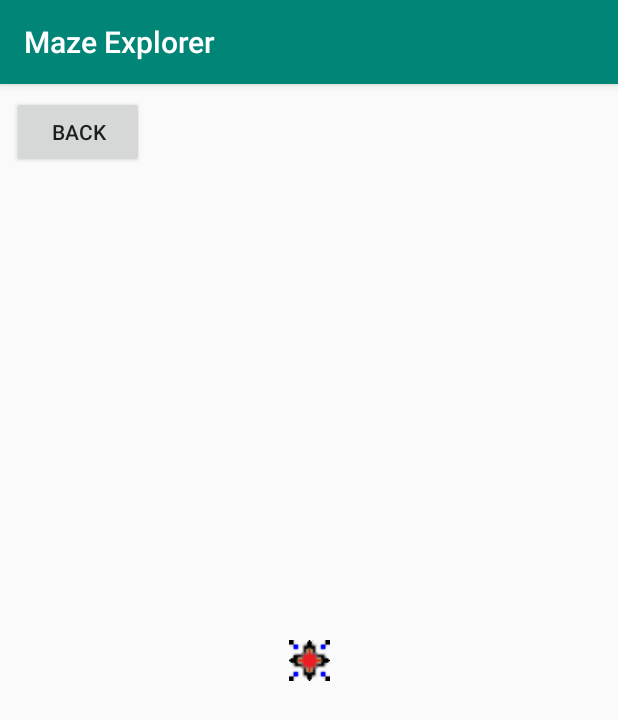
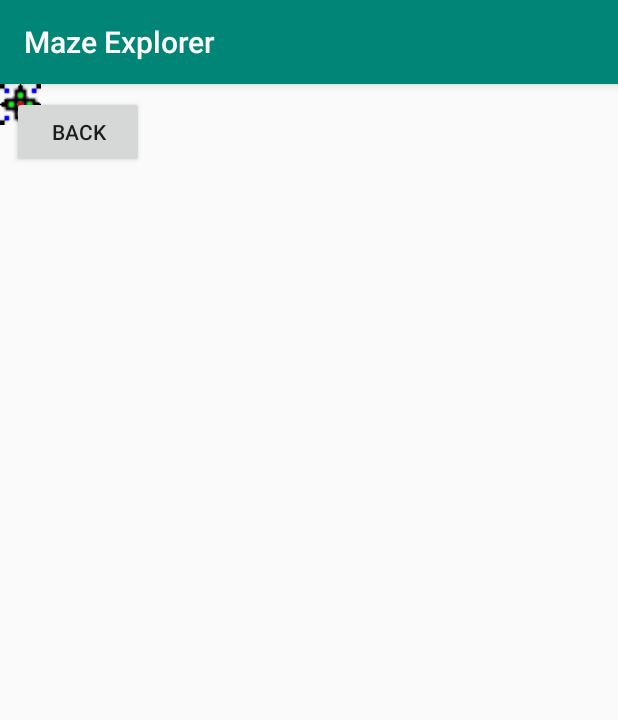
Before and after one commit to westonsfiala/ECE590A_Spring, an Android app: the Maze screen opened directly, with no data from a screen before it, on a phone screen of 412 x 824 dp. Shown: the top 720 px of the screen. Run offline under Robolectric (Android 15) with nearby library versions, the phone set to English and light mode, and no system bars.

Commit message:
Created a way to programatically create the maze pieces

```diff
--- a/Assignment2/MazeExplorer/app/src/main/java/com/example/mazeexplorer/Maze.kt
+++ b/Assignment2/MazeExplorer/app/src/main/java/com/example/mazeexplorer/Maze.kt
@@ -3,6 +3,7 @@ package com.example.mazeexplorer
 import android.content.Intent
 import android.support.v7.app.AppCompatActivity
 import android.os.Bundle
+import com.example.mazeexplorer.mazepieces.GoalPiece
 import kotlinx.android.synthetic.main.activity_maze.*
 
 class Maze : AppCompatActivity() {
@@ -15,5 +16,9 @@ class Maze : AppCompatActivity() {
             val intent = Intent(this@Maze, MainActivity::class.java)
             startActivity(intent)
         }
+
+        val goal = GoalPiece(this)
+
+        constraintLayout.addView(goal.getImageView())
     }
 }
--- /dev/null
+++ b/Assignment2/MazeExplorer/app/src/main/java/com/example/mazeexplorer/mazepieces/GoalPiece.kt
@@ -0,0 +1,34 @@
+package com.example.mazeexplorer.mazepieces
+
+import android.content.Context
+import android.widget.ImageView
+import com.example.mazeexplorer.MazePiece
+import com.example.mazeexplorer.R
+
+class GoalPiece(context: Context) : MazePiece {
+
+    private var context = context
+
+    override fun isOpenLeft(): Boolean {
+        return true
+    }
+
+    override fun isOpenRight(): Boolean {
+        return true
+    }
+
+    override fun isOpenTop(): Boolean {
+        return true
+    }
+
+    override fun isOpenBottom(): Boolean {
+        return true
+    }
+
+    override fun getImageView(): ImageView
+    {
+        var imageView = ImageView(context)
+        imageView.setImageResource(R.drawable.goal)
+        return imageView
+    }
+}
--- a/Assignment2/MazeExplorer/app/src/main/res/layout/activity_maze.xml
+++ b/Assignment2/MazeExplorer/app/src/main/res/layout/activity_maze.xml
@@ -5,7 +5,7 @@
         xmlns:app="http://schemas.android.com/apk/res-auto"
         android:layout_width="match_parent"
         android:layout_height="match_parent"
-        tools:context=".Maze">
+        tools:context=".Maze" android:id="@+id/constraintLayout">
     <Button
             android:text="@string/back"
             android:layout_width="wrap_content"
@@ -19,19 +19,4 @@
             app:layout_constraintHorizontal_bias="0.0"
             app:layout_constraintBottom_toBottomOf="parent" app:layout_constraintVertical_bias="0.0"
             android:layout_marginBottom="8dp"/>
-    <ImageView
-            android:layout_width="wrap_content"
-            android:layout_height="wrap_content" app:srcCompat="@drawable/goal"
-            android:id="@+id/imageView4" app:layout_constraintStart_toStartOf="parent"
-            app:layout_constraintEnd_toEndOf="parent"
-            app:layout_constraintTop_toTopOf="parent"
-            app:layout_constraintBottom_toBottomOf="parent" android:scaleType="fitXY"
-    />
-    <ImageView
-            android:layout_width="wrap_content"
-            android:layout_height="wrap_content" app:srcCompat="@drawable/player"
-            android:id="@+id/imageView5"
-            app:layout_constraintTop_toTopOf="@+id/imageView4" app:layout_constraintEnd_toEndOf="@+id/imageView4"
-            app:layout_constraintBottom_toBottomOf="@+id/imageView4"
-            app:layout_constraintStart_toStartOf="@+id/imageView4"/>
 </android.support.constraint.ConstraintLayout>
```
Also changed, not shown: Assignment2/MazeExplorer/app/src/main/java/com/example/mazeexplorer/mazepieces/MazePiece.kt (added, +26 -0 lines).
